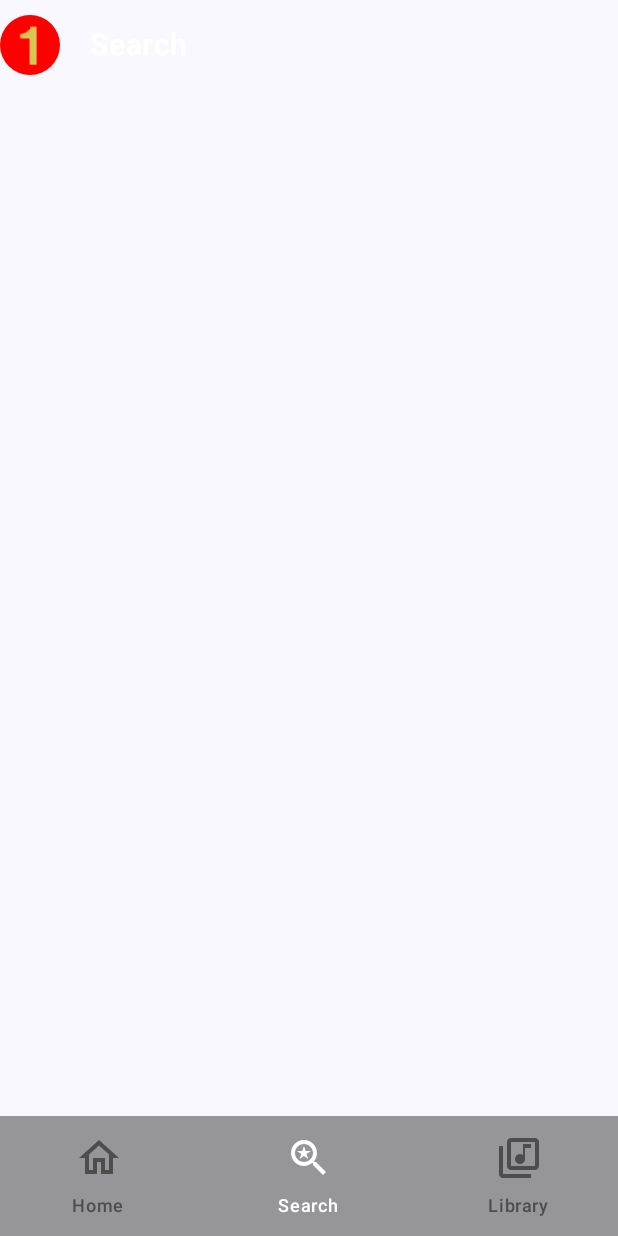
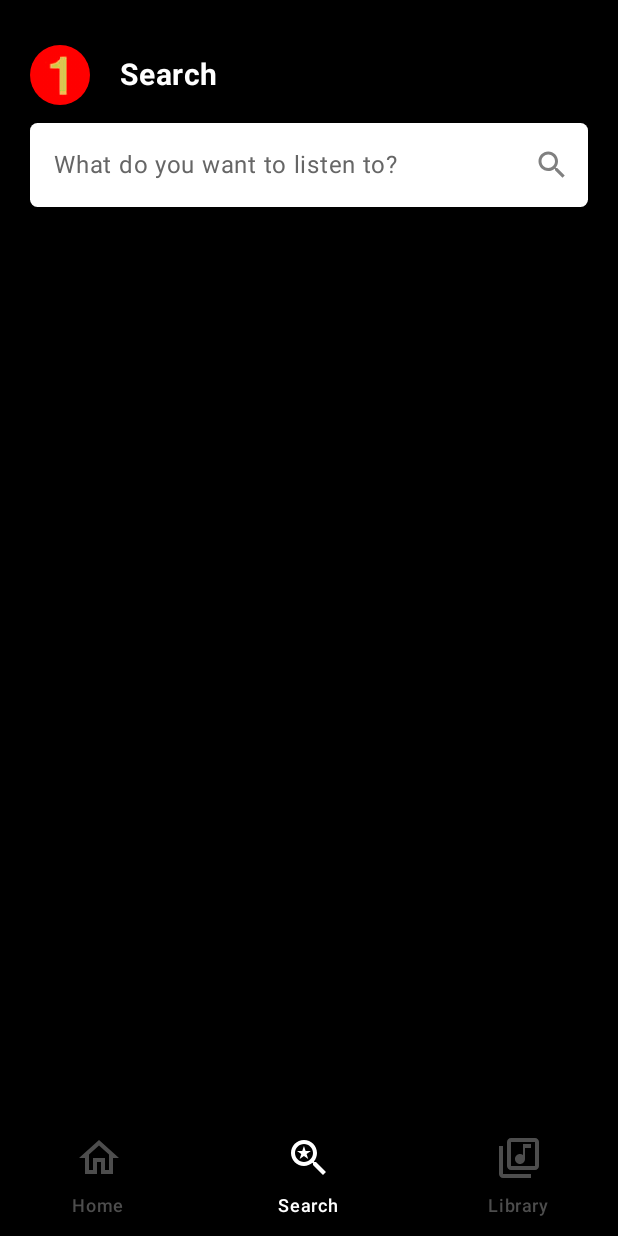
Before and after one commit to antonionavarro04/Spotify-Gold-Android, an Android app built with Jetpack Compose: the screen it shows after launch (MainActivity), item 2 of the bottom bar chosen, on a phone screen of 412 x 824 dp. Run offline under Robolectric (Android 15) with nearby library versions, the phone set to English and light mode, and no system bars; pictures from the network do not load.

Commit message:
Translations Implemented. close #12

```diff
--- a/SpotifyGold/app/build.gradle.kts
+++ b/SpotifyGold/app/build.gradle.kts
@@ -57,8 +57,9 @@ dependencies {
     val hiltVersion = "1.2.0"
     val coilVersion= "2.6.0"
     val iconsVersion = "1.6.7"
+    val coroutinesVersion = "1.7.3"
 
-    implementation("androidx.core:core-ktx:1.13.0")
+    implementation("androidx.core:core-ktx:1.13.1")
     implementation("androidx.lifecycle:lifecycle-runtime-ktx:2.7.0")
     implementation("androidx.activity:activity-compose:1.9.0")
     implementation(platform("androidx.compose:compose-bom:2023.03.00"))
@@ -87,4 +88,7 @@ dependencies {
 
     // Icons
     implementation("androidx.compose.material:material-icons-extended-android:$iconsVersion")
+
+    // Coroutines
+    implementation("org.jetbrains.kotlinx:kotlinx-coroutines-android:$coroutinesVersion")
 }
--- a/SpotifyGold/app/src/main/AndroidManifest.xml
+++ b/SpotifyGold/app/src/main/AndroidManifest.xml
@@ -14,7 +14,7 @@
         android:supportsPictureInPicture="true"
         android:supportsRtl="true"
         android:theme="@style/Theme.SpotifyGold"
-        tools:targetApi="31">
+        tools:targetApi="33">
         <activity
             android:name=".MainActivity"
             android:exported="true"
--- a/SpotifyGold/app/src/main/java/com/navarro/spotifygold/MainActivity.kt
+++ b/SpotifyGold/app/src/main/java/com/navarro/spotifygold/MainActivity.kt
@@ -1,5 +1,8 @@
 package com.navarro.spotifygold
 
+import android.app.LocaleManager
+import android.content.Context
+import android.os.Build
 import android.os.Bundle
 import android.widget.Toast
 import androidx.activity.ComponentActivity
@@ -17,13 +20,15 @@ import androidx.compose.ui.platform.LocalContext
 import androidx.navigation.compose.rememberNavController
 import com.navarro.spotifygold.components.BottomNavigationBar
 import com.navarro.spotifygold.navigation.SpotifyNavigation
+import com.navarro.spotifygold.ui.theme.Black100
 import com.navarro.spotifygold.ui.theme.SpotifyGoldTheme
+import java.util.Locale
 
 class MainActivity : ComponentActivity() {
     override fun onCreate(savedInstanceState: Bundle?) {
         super.onCreate(savedInstanceState)
+
         setContent {
-
             val navController = rememberNavController()
             val context = LocalContext.current
             StaticToast.toast = Toast.makeText(context, "Undefined Toast", Toast.LENGTH_SHORT)
@@ -31,7 +36,7 @@ class MainActivity : ComponentActivity() {
             SpotifyGoldTheme {
                 // A surface container using the 'background' color from the theme
                 Surface(
-                    modifier = Modifier.fillMaxSize(), color = MaterialTheme.colorScheme.background
+                    modifier = Modifier.fillMaxSize(), color = Black100
                 ) {
                     Box {
                         MainScreen()
--- a/SpotifyGold/app/src/main/java/com/navarro/spotifygold/components/BottomNavigationBar.kt
+++ b/SpotifyGold/app/src/main/java/com/navarro/spotifygold/components/BottomNavigationBar.kt
@@ -1,5 +1,6 @@
 package com.navarro.spotifygold.components
 
+import android.content.Context
 import android.util.Log
 import androidx.compose.foundation.interaction.MutableInteractionSource
 import androidx.compose.foundation.layout.PaddingValues
@@ -14,6 +15,7 @@ import androidx.compose.material3.Text
 import androidx.compose.runtime.Composable
 import androidx.compose.ui.Modifier
 import androidx.compose.ui.graphics.Color
+import androidx.compose.ui.platform.LocalContext
 import androidx.compose.ui.unit.dp
 import androidx.navigation.NavHostController
 import com.navarro.spotifygold.models.ItemsBottomNav
@@ -24,10 +26,11 @@ import com.navarro.spotifygold.utils.currentRoute
 
 @Composable
 fun BottomNavigationBar(
-    navController: NavHostController
+    navController: NavHostController,
+    context: Context = LocalContext.current
 ) {
     val icons = listOf(
-        ItemsBottomNav.Home, ItemsBottomNav.Search, ItemsBottomNav.Library
+        ItemsBottomNav.Home(context), ItemsBottomNav.Search(context), ItemsBottomNav.Library(context)
     )
     BottomAppBar(
         containerColor = BlackFaded,
--- /dev/null
+++ b/SpotifyGold/app/src/main/java/com/navarro/spotifygold/components/SearchBar.kt
@@ -0,0 +1,80 @@
+package com.navarro.spotifygold.components
+
+import androidx.compose.foundation.background
+import androidx.compose.foundation.layout.fillMaxWidth
+import androidx.compose.foundation.shape.RoundedCornerShape
+import androidx.compose.foundation.text.KeyboardActions
+import androidx.compose.foundation.text.KeyboardOptions
+import androidx.compose.material.icons.Icons
+import androidx.compose.material.icons.filled.Search
+import androidx.compose.material3.ExperimentalMaterial3Api
+import androidx.compose.material3.Icon
+import androidx.compose.material3.IconButton
+import androidx.compose.material3.Text
+import androidx.compose.material3.TextField
+import androidx.compose.material3.TextFieldDefaults
+import androidx.compose.runtime.Composable
+import androidx.compose.runtime.MutableState
+import androidx.compose.ui.Modifier
+import androidx.compose.ui.graphics.Color
+import androidx.compose.ui.res.stringResource
+import androidx.compose.ui.text.TextStyle
+import androidx.compose.ui.text.input.ImeAction
+import androidx.compose.ui.text.input.KeyboardType
+import androidx.compose.ui.unit.dp
+import androidx.compose.ui.unit.sp
+import com.navarro.spotifygold.R
+import com.navarro.spotifygold.StaticToast
+import com.navarro.spotifygold.ui.theme.Black50
+import com.navarro.spotifygold.ui.theme.Black60
+import com.navarro.spotifygold.ui.theme.White100
+import com.navarro.spotifygold.views.NIY
+
+@OptIn(ExperimentalMaterial3Api::class)
+@Composable
+fun SearchBar(
+    query: MutableState<String>
+) {
+    TextField(
+        value = query.value,
+        onValueChange = { query.value = it },
+        placeholder = {
+            Text(
+                text = stringResource(id = R.string.and_search_searchbox_placeholder),
+                color = Black60,
+            )
+        },
+        modifier = Modifier
+            .fillMaxWidth()
+            .background(Color.Transparent),
+        textStyle = TextStyle(color = Black50, fontSize = 18.sp),
+        trailingIcon = {
+            IconButton(
+                onClick = { StaticToast.showToast("Not Implemented Yet...") },
+            ) {
+                Icon(
+                    imageVector = Icons.Default.Search,
+                    contentDescription = "Search",
+                    tint = Black50
+                )
+            }
+        },
+        colors = TextFieldDefaults.textFieldColors(
+            textColor = Color.White,
+            containerColor = White100,
+            focusedIndicatorColor = Color.Transparent,
+            unfocusedIndicatorColor = Color.Transparent,
+            disabledIndicatorColor = Color.Transparent
+        ),
+        shape = RoundedCornerShape(5.dp),
+        singleLine = true,
+        keyboardOptions = KeyboardOptions(
+            keyboardType = KeyboardType.Text, imeAction = ImeAction.Search
+        ),
+        keyboardActions = KeyboardActions(
+            onSearch = {
+                StaticToast.showToast(query.value)
+            }
+        ),
+    )
+}
--- a/SpotifyGold/app/src/main/java/com/navarro/spotifygold/models/ItemsBottomNav.kt
+++ b/SpotifyGold/app/src/main/java/com/navarro/spotifygold/models/ItemsBottomNav.kt
@@ -1,5 +1,6 @@
 package com.navarro.spotifygold.models
 
+import android.content.Context
 import androidx.compose.material.icons.Icons
 import androidx.compose.material.icons.filled.Home
 import androidx.compose.material.icons.filled.LibraryMusic
@@ -8,6 +9,8 @@ import androidx.compose.material.icons.outlined.Home
 import androidx.compose.material.icons.outlined.LibraryMusic
 import androidx.compose.material.icons.outlined.Search
 import androidx.compose.ui.graphics.vector.ImageVector
+import androidx.compose.ui.res.stringResource
+import com.navarro.spotifygold.R
 import com.navarro.spotifygold.navigation.Navigation
 
 sealed class ItemsBottomNav (
@@ -16,24 +19,24 @@ sealed class ItemsBottomNav (
     val title: String,
     val route: String
 ) {
-    object Home : ItemsBottomNav(
+    class Home(context: Context) : ItemsBottomNav(
         Icons.Filled.Home,
         Icons.Outlined.Home,
-        "Home",
+        context.getString(R.string.and_navigation_home),
         Navigation.HOME.name
     )
 
-    object Search : ItemsBottomNav(
+    class Search(context: Context) : ItemsBottomNav(
         Icons.Filled.SavedSearch,
         Icons.Outlined.Search,
-        "Search",
+        context.getString(R.string.and_navigation_search),
         Navigation.SEARCH.name
     )
 
-    object Library : ItemsBottomNav(
+    class Library(context: Context) : ItemsBottomNav(
         Icons.Filled.LibraryMusic,
         Icons.Outlined.LibraryMusic,
-        "Library",
+        context.getString(R.string.and_navigation_library),
         Navigation.LIBRARY.name
     )
 }
--- a/SpotifyGold/app/src/main/java/com/navarro/spotifygold/navigation/SpotifyNavigation.kt
+++ b/SpotifyGold/app/src/main/java/com/navarro/spotifygold/navigation/SpotifyNavigation.kt
@@ -14,7 +14,7 @@ fun SpotifyNavigation(
 ) {
     NavHost(
         navController = navController,
-        startDestination = Navigation.HOME.name
+        startDestination = Navigation.SEARCH.name
     ) {
         composable(Navigation.HOME.name) {
             HomeScreen()
--- a/SpotifyGold/app/src/main/java/com/navarro/spotifygold/ui/theme/Theme.kt
+++ b/SpotifyGold/app/src/main/java/com/navarro/spotifygold/ui/theme/Theme.kt
@@ -16,9 +16,10 @@ import androidx.compose.ui.platform.LocalView
 import androidx.core.view.WindowCompat
 
 private val DarkColorScheme = darkColorScheme(
-    primary = Purple80,
-    secondary = PurpleGrey80,
-    tertiary = Pink80
+    primary = Gold50,
+    secondary = Gold80,
+    tertiary = Gold30,
+    background = Black100,
 )
 
 private val LightColorScheme = lightColorScheme(
@@ -27,7 +28,6 @@ private val LightColorScheme = lightColorScheme(
     tertiary = Pink40
 
     /* Other default colors to override
-    background = Color(0xFFFFFBFE),
     surface = Color(0xFFFFFBFE),
     onPrimary = Color.White,
     onSecondary = Color.White,
@@ -39,9 +39,9 @@ private val LightColorScheme = lightColorScheme(
 
 @Composable
 fun SpotifyGoldTheme(
-    darkTheme: Boolean = isSystemInDarkTheme(),
+    darkTheme: Boolean = true,
     // Dynamic color is available on Android 12+
-    dynamicColor: Boolean = true,
+    dynamicColor: Boolean = false,
     content: @Composable () -> Unit
 ) {
     val colorScheme = when {
--- a/SpotifyGold/app/src/main/java/com/navarro/spotifygold/utils/NavigationUtils.kt
+++ b/SpotifyGold/app/src/main/java/com/navarro/spotifygold/utils/NavigationUtils.kt
@@ -6,5 +6,5 @@ import androidx.navigation.compose.currentBackStackEntryAsState
 
 @Composable
 fun currentRoute(navController: NavHostController): String? {
-    return navController.currentBackStackEntryAsState()?.value?.destination?.route
+    return navController.currentBackStackEntryAsState().value?.destination?.route
 }
--- a/SpotifyGold/app/src/main/java/com/navarro/spotifygold/views/SearchScreen.kt
+++ b/SpotifyGold/app/src/main/java/com/navarro/spotifygold/views/SearchScreen.kt
@@ -2,27 +2,72 @@ package com.navarro.spotifygold.views
 
 import androidx.compose.foundation.background
 import androidx.compose.foundation.layout.Arrangement
+import androidx.compose.foundation.layout.Column
 import androidx.compose.foundation.layout.Row
+import androidx.compose.foundation.layout.fillMaxSize
 import androidx.compose.foundation.layout.fillMaxWidth
 import androidx.compose.foundation.layout.height
+import androidx.compose.foundation.layout.padding
 import androidx.compose.foundation.layout.size
+import androidx.compose.foundation.lazy.LazyColumn
 import androidx.compose.foundation.shape.CircleShape
 import androidx.compose.foundation.shape.RoundedCornerShape
+import androidx.compose.foundation.text.KeyboardActionScope
+import androidx.compose.foundation.text.KeyboardActions
+import androidx.compose.foundation.text.KeyboardOptions
+import androidx.compose.material.icons.Icons
+import androidx.compose.material.icons.filled.Search
+import androidx.compose.material3.ExperimentalMaterial3Api
 import androidx.compose.material3.Icon
+import androidx.compose.material3.IconButton
 import androidx.compose.material3.Text
+import androidx.compose.material3.TextField
+import androidx.compose.material3.TextFieldDefaults
 import androidx.compose.runtime.Composable
+import androidx.compose.runtime.mutableStateOf
+import androidx.compose.runtime.remember
 import androidx.compose.ui.Alignment
 import androidx.compose.ui.Modifier
 import androidx.compose.ui.draw.clip
 import androidx.compose.ui.graphics.Color
+import androidx.compose.ui.input.key.Key
+import androidx.compose.ui.input.key.KeyEvent
+import androidx.compose.ui.input.key.NativeKeyEvent
+import androidx.compose.ui.input.key.key
+import androidx.compose.ui.input.key.onKeyEvent
+import androidx.compose.ui.res.stringResource
+import androidx.compose.ui.text.TextStyle
 import androidx.compose.ui.text.font.FontWeight
+import androidx.compose.ui.text.input.ImeAction
+import androidx.compose.ui.text.input.KeyboardType
 import androidx.compose.ui.unit.dp
 import androidx.compose.ui.unit.sp
 import coil.compose.AsyncImage
 import com.navarro.spotifygold.R
+import com.navarro.spotifygold.StaticToast
+import com.navarro.spotifygold.components.QueryResultItem
+import com.navarro.spotifygold.components.SearchBar
+import com.navarro.spotifygold.entities.AudioEntity
+import com.navarro.spotifygold.ui.theme.Black50
+import com.navarro.spotifygold.ui.theme.Black60
+import com.navarro.spotifygold.ui.theme.White100
+
+fun NIY() {
+    StaticToast.showToast("Not Implemented Yet...")
+}
 
 @Composable
 fun SearchScreen() {
+
+    val query = remember { mutableStateOf("") }
+    val focusState = remember { mutableStateOf(false) }
+    val audioList = remember { mutableStateOf(mutableListOf<AudioEntity>()) }
+
+    Column(
+        modifier = Modifier
+            .fillMaxSize()
+            .padding(20.dp)
+    ) {
         Row( // Small Icon and Title
             verticalAlignment = Alignment.CenterVertically,
             horizontalArrangement = Arrangement.spacedBy(20.dp),
@@ -39,10 +84,29 @@ fun SearchScreen() {
                     .clip(shape = CircleShape)
             )
             Text(
-            text = "Search",
+                text = stringResource(id = R.string.and_navigation_search),
                 color = Color.White,
                 fontSize = 20.sp,
                 fontWeight = FontWeight.Bold
             )
         }
+        Row( // Search Bar
+            verticalAlignment = Alignment.CenterVertically,
+            horizontalArrangement = Arrangement.spacedBy(20.dp),
+            modifier = Modifier
+                .height(60.dp)
+                .fillMaxWidth()
+        ) {
+            SearchBar(query = query)
         }
+        LazyColumn(
+            modifier = Modifier
+                .fillMaxSize()
+        ) {
+            items(audioList.value.size) { index ->
+                val audioInfo = audioList.value[index]
+                QueryResultItem(audioInfo = audioInfo)
+            }
+        }
+    }
+}
--- a/SpotifyGold/app/src/main/res/values/strings.xml
+++ b/SpotifyGold/app/src/main/res/values/strings.xml
@@ -1,3 +1,9 @@
 <resources>
-    <string name="app_name">Spotify Gold</string>
+    <string name="app_name" translatable="false">Spotify Gold</string>
+
+    <!--  Nav Bar  -->
+    <string name="and_navigation_home">Home</string>
+    <string name="and_navigation_library">Library</string>
+    <string name="and_navigation_search">Search</string>
+    <string name="and_search_searchbox_placeholder">What do you want to listen to?</string>
 </resources>
```
Also changed, not shown: SpotifyGold/app/src/main/java/com/navarro/spotifygold/components/QueryResultItem.kt (+6 -27 lines), SpotifyGold/app/src/main/java/com/navarro/spotifygold/entities/AudioEntity.kt (added, +13 -0 lines), SpotifyGold/app/src/main/java/com/navarro/spotifygold/entities/AuthorEntity.kt (added, +7 -0 lines), 3 other files. Lines whose indentation alone changed are shown as unchanged.
